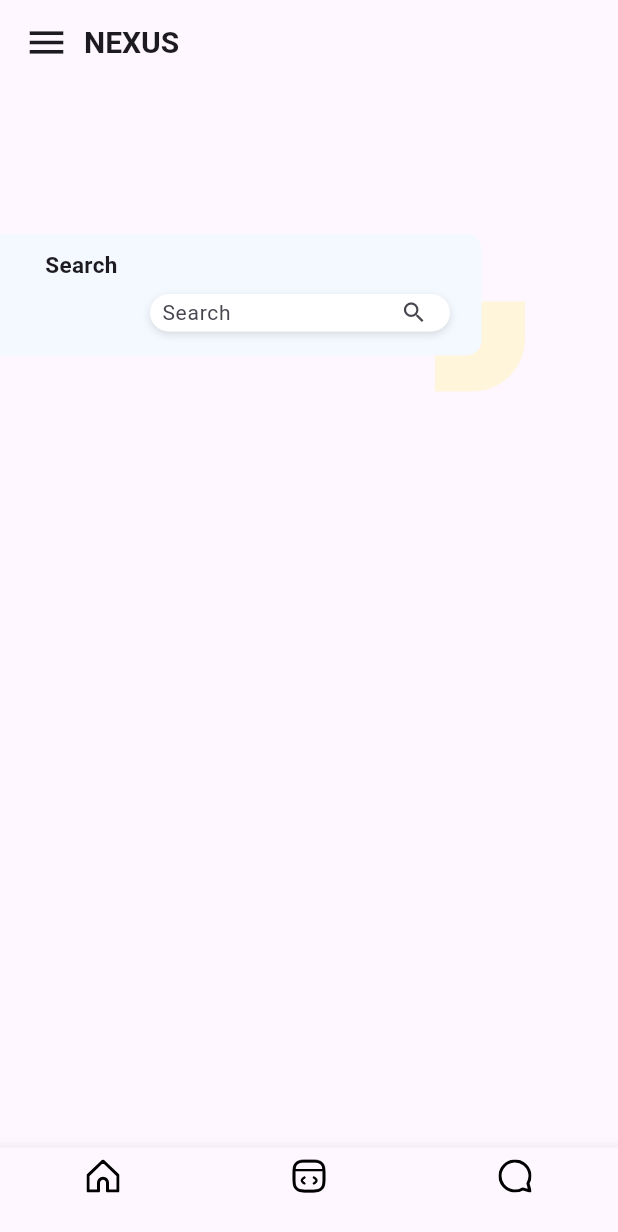
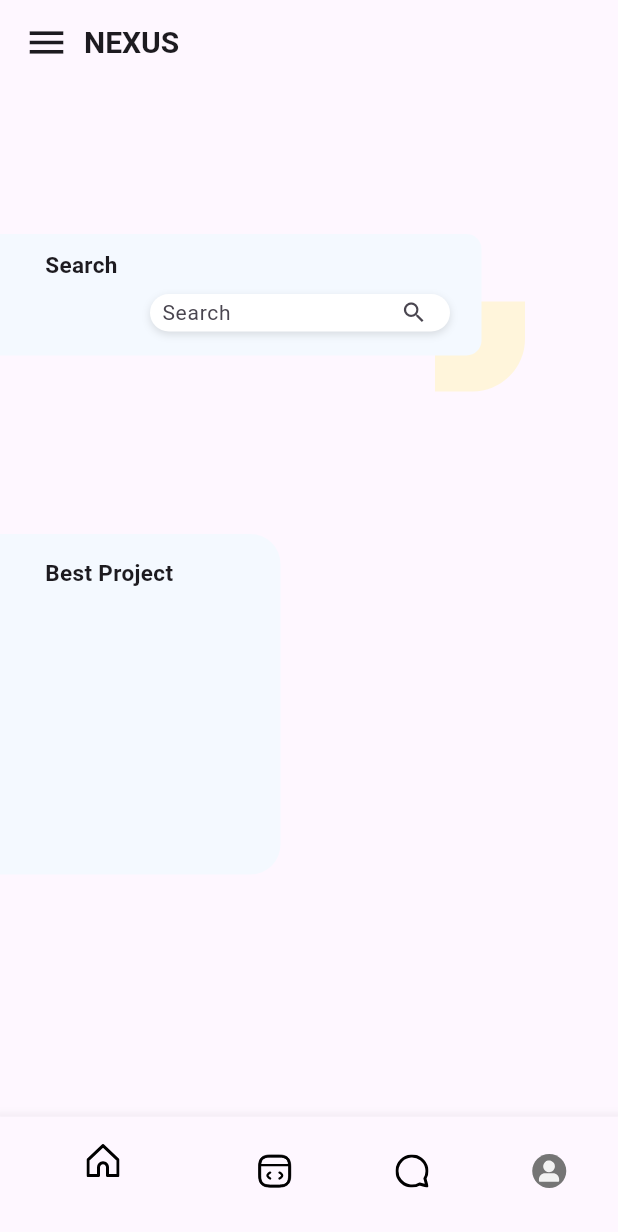
Before and after one commit to DAMNyul/Flutter_NEXUS, a Flutter app: the screen it shows after launch, on a phone screen of 412 x 824 dp. Shown: the top 1232 px of the screen. Run offline on Flutter 3.47's test engine with Material 3 defaults, Android fonts, the phone set to English and light mode, and no system bars; our stand-ins replace flutter_svg.

Commit message:
Main Page Ui

```diff
--- a/lib/MainPage/main_page.dart
+++ b/lib/MainPage/main_page.dart
@@ -22,7 +22,7 @@ class _MainPageState extends State<MainPage> {
   // 네비게이션 아이템이 선택될 때 호출되는 메서드
   void _onItemTapped(int index) {
     setState(() {
-      _selectedIndex = index; // 선택된 아이템의 인덱스를 업데이트
+      _selectedIndex = index;
     });
   }
 
@@ -93,7 +93,7 @@ class _MainPageState extends State<MainPage> {
               "Search",
               style: TextStyle(
                 fontSize: 15,
-                fontWeight: FontWeight.w600,
+                fontWeight: FontWeight.w700,
               ),
             ),
           ),
@@ -132,8 +132,42 @@ class _MainPageState extends State<MainPage> {
               ),
             ),
           ),
+          Positioned(
+            top: 300,
+            left: -20,
+            child: Column(
+              children: [
+                Stack(
+                  children: [
+                    SizedBox(
+                      width: 207,
+                      height: 227,
+                      child: DecoratedBox(
+                        decoration: BoxDecoration(
+                          color: const Color(0xFFF4F9FF),
+                          borderRadius: BorderRadius.circular(20),
+                        ),
+                      ),
+                    ),
+                    const Positioned(
+                      top: 15,
+                      left: 50,
+                      child: Text(
+                        "Best Project",
+                        style: TextStyle(
+                          fontSize: 15,
+                          fontWeight: FontWeight.w700,
+                        ),
+                      ),
+                    )
+                  ],
+                ),
+              ],
+            ),
+          ),
         ],
       ),
+
       // 하단 네비게이션 바 추가
       bottomNavigationBar: BottomNavigationBar(
         items: [
@@ -155,9 +189,16 @@ class _MainPageState extends State<MainPage> {
             ),
             label: '',
           ),
+          BottomNavigationBarItem(
+            icon: SvgPicture.asset(
+              width: 45,
+              'image/profile.svg',
+            ),
+            label: '',
+          )
         ],
         currentIndex: _selectedIndex, // 선택된 아이템 인덱스
-        onTap: _onItemTapped, // 아이템 선택 시 호출될 메서드
+        onTap: _onItemTapped,
       ),
     );
   }
```
Also changed, not shown: image/profile.svg (added).
